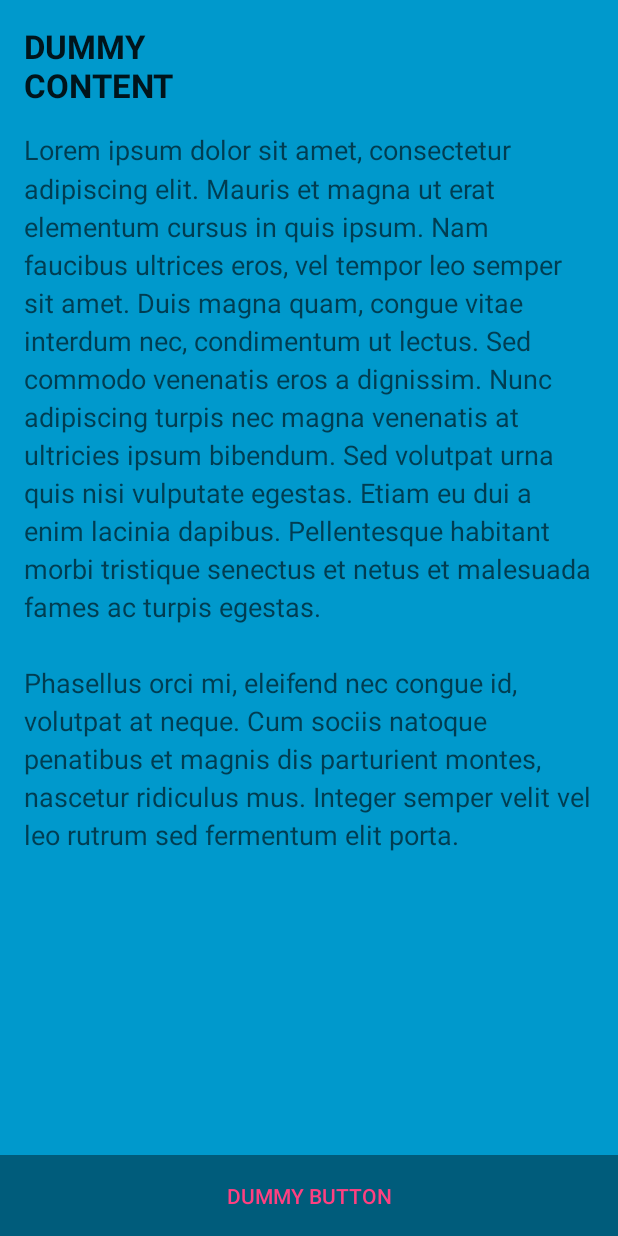
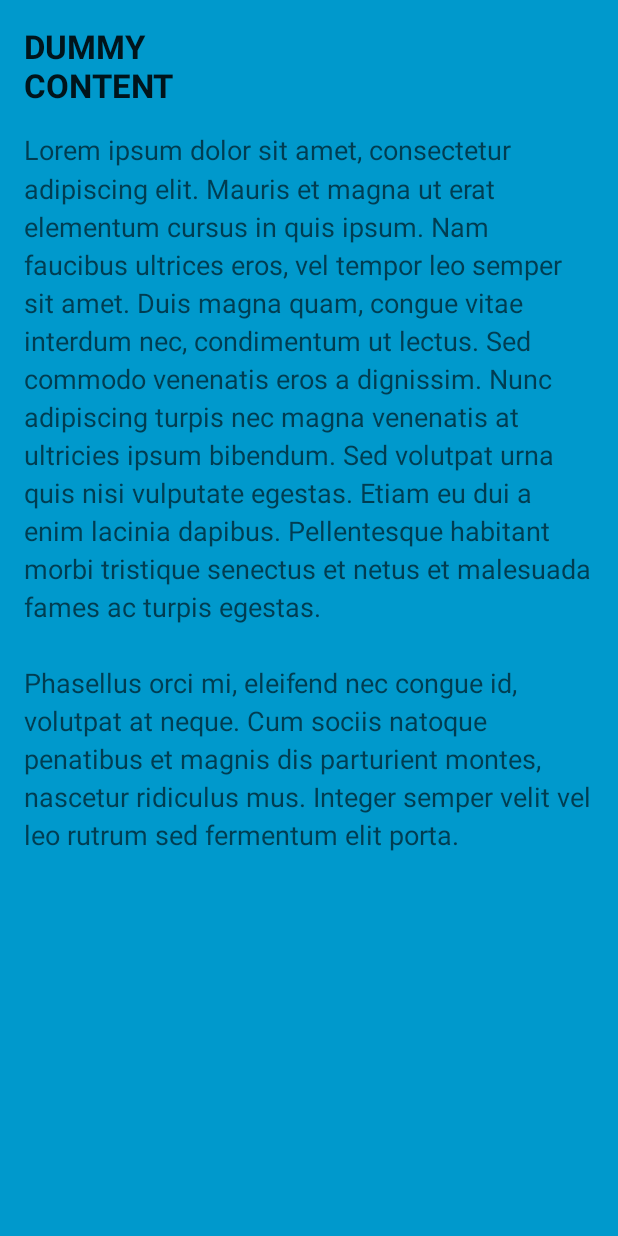
Before and after one commit to jpath/Sutra, an Android app: the screen it shows after launch (FullscreenActivity), on a phone screen of 412 x 824 dp. Run offline under Robolectric (Android 15) with nearby library versions, the phone set to English and light mode, and no system bars.

Commit message:
Button at bottom of layout show/hide.

```diff
--- a/app/src/main/java/sutra2/chantapps/jhughes/sutra2/FullscreenActivity.java
+++ b/app/src/main/java/sutra2/chantapps/jhughes/sutra2/FullscreenActivity.java
@@ -147,7 +147,7 @@ public class FullscreenActivity extends AppCompatActivity {
         if (actionBar != null) {
             actionBar.hide();
         }
-        mContentView.setVisibility(View.GONE);
+        mControlsView.setVisibility(View.GONE);
         mVisible = false;
 
         // Schedule a runnable to remove the status and navigation bar after a delay
```
